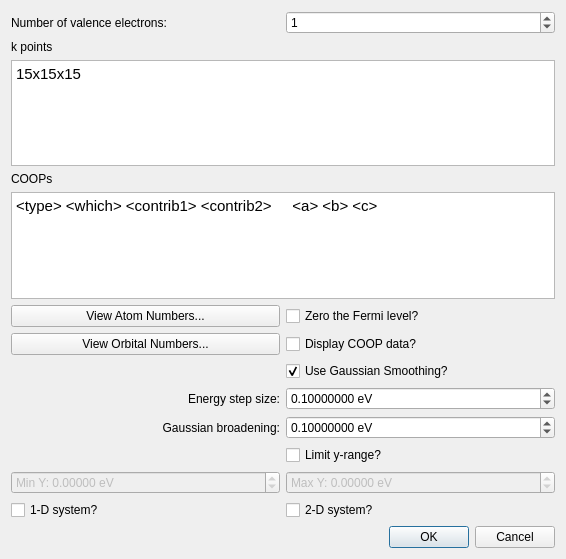
The window that libavogadro/src/extensions/yaehmop/yaehmopcoopdialog.ui (SSeBastian3/avogadro) describes before a commit, drawn with Qt 5.
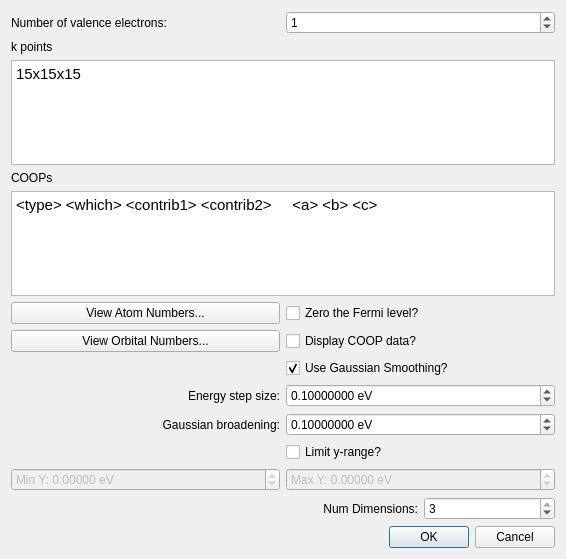
The same window after the commit.

Commit message: Use spin boxes for number of dimensions in the GUI

Patch:
```diff
--- a/libavogadro/src/extensions/yaehmop/yaehmopcoopdialog.ui
+++ b/libavogadro/src/extensions/yaehmop/yaehmopcoopdialog.ui
@@ -14,44 +14,156 @@
    <string>Yaehmop Crystal COOP</string>
   </property>
   <layout class="QGridLayout" name="gridLayout">
-   <item row="6" column="0">
-    <widget class="QLabel" name="label_5">
-     <property name="text">
-      <string>COOPs</string>
+   <item row="18" column="2">
+    <widget class="QLabel" name="label_6">
+     <property name="toolTip">
+      <string>&lt;html&gt;&lt;head/&gt;&lt;body&gt;&lt;p&gt;The number of periodic dimensions.&lt;/p&gt;&lt;p&gt;&lt;br/&gt;&lt;/p&gt;&lt;p&gt;If this is set to 1, the material will be periodic only along the A vector of the crystal.&lt;/p&gt;&lt;p&gt;&lt;br/&gt;&lt;/p&gt;&lt;p&gt;If this is set to 2, the material will be periodic along both the A and B vectors of the crystal.&lt;/p&gt;&lt;p&gt;&lt;br/&gt;&lt;/p&gt;&lt;p&gt;If this is set to 3, the material will be periodic along the A, B, and C vectors of the crystal.&lt;/p&gt;&lt;p&gt;&lt;br/&gt;&lt;/p&gt;&lt;/body&gt;&lt;/html&gt;</string>
      </property>
-    </widget>
-   </item>
-   <item row="0" column="0">
-    <widget class="QLabel" name="label">
-     <property name="layoutDirection">
-      <enum>Qt::LeftToRight</enum>
-     </property>
      <property name="text">
-      <string>Number of valence electrons:</string>
+      <string>Num Dimensions:</string>
      </property>
      <property name="alignment">
-      <set>Qt::AlignLeading|Qt::AlignLeft|Qt::AlignVCenter</set>
+      <set>Qt::AlignRight|Qt::AlignTrailing|Qt::AlignVCenter</set>
      </property>
     </widget>
    </item>
-   <item row="3" column="0">
+   <item row="18" column="3">
+    <widget class="QSpinBox" name="spin_numDim">
+     <property name="toolTip">
+      <string>&lt;html&gt;&lt;head/&gt;&lt;body&gt;&lt;p&gt;The number of periodic dimensions.&lt;/p&gt;&lt;p&gt;&lt;br/&gt;&lt;/p&gt;&lt;p&gt;If this is set to 1, the material will be periodic only along the A vector of the crystal.&lt;/p&gt;&lt;p&gt;&lt;br/&gt;&lt;/p&gt;&lt;p&gt;If this is set to 2, the material will be periodic along both the A and B vectors of the crystal.&lt;/p&gt;&lt;p&gt;&lt;br/&gt;&lt;/p&gt;&lt;p&gt;If this is set to 3, the material will be periodic along the A, B, and C vectors of the crystal.&lt;/p&gt;&lt;p&gt;&lt;br/&gt;&lt;/p&gt;&lt;/body&gt;&lt;/html&gt;</string>
+     </property>
+     <property name="minimum">
+      <number>1</number>
+     </property>
+     <property name="maximum">
+      <number>3</number>
+     </property>
+     <property name="value">
+      <number>3</number>
+     </property>
+    </widget>
+   </item>
+   <item row="8" column="0" colspan="2">
+    <widget class="QPushButton" name="push_viewAtomNumbers">
+     <property name="text">
+      <string>View Atom Numbers...</string>
+     </property>
+    </widget>
+   </item>
+   <item row="3" column="0" colspan="4">
     <widget class="QLabel" name="label_2">
      <property name="text">
       <string>k points</string>
      </property>
     </widget>
    </item>
-   <item row="12" column="0">
-    <widget class="QLabel" name="label_3">
+   <item row="9" column="2" colspan="2">
+    <widget class="QCheckBox" name="cb_displayData">
+     <property name="toolTip">
+      <string>&lt;html&gt;&lt;head/&gt;&lt;body&gt;&lt;p&gt;Whether or not to display the density of states data in a&lt;/p&gt;&lt;p&gt;pop-up box after the calculation finishes.&lt;/p&gt;&lt;p&gt;&lt;br/&gt;&lt;/p&gt;&lt;p&gt;Data may be copied and pasted into a separate file.&lt;/p&gt;&lt;p&gt;Default: off&lt;/p&gt;&lt;/body&gt;&lt;/html&gt;</string>
+     </property>
      <property name="text">
-      <string>Energy step size:</string>
+      <string>Display COOP data?</string>
      </property>
+    </widget>
+   </item>
+   <item row="7" column="0" colspan="4">
+    <widget class="QTextEdit" name="edit_coops">
+     <property name="toolTip">
+      <string>&lt;html&gt;&lt;head/&gt;&lt;body&gt;&lt;p&gt;COOPS should be entered as follows:&lt;/p&gt;&lt;p&gt;&lt;br/&gt;&amp;lt;type&amp;gt; &amp;lt;coopNumber&amp;gt; &amp;lt;contrib1&amp;gt; &amp;lt;contrib2&amp;gt; &amp;lt;a&amp;gt; &amp;lt;b&amp;gt; &amp;lt;c&amp;gt;&lt;br/&gt;&lt;/p&gt;&lt;p&gt;where &amp;lt;type&amp;gt; is atom, orbital, fmo, or h-atom, h-orbital, h-fmo (the h stands for Hamiltonian).&lt;/p&gt;&lt;p&gt;Every COOP with the same coopNumber will be averaged together.&lt;/p&gt;&lt;p&gt;contrib is the number of the contributor. For example, if the type is 'atom', then &amp;lt;contrib&amp;gt; would be the atom's index number.&lt;/p&gt;&lt;p&gt;&amp;lt;a&amp;gt; &amp;lt;b&amp;gt; &amp;lt;c&amp;gt; should be set to 0 0 0 if you wish to measure the interaction between atoms within a single unit cell. Non-zero numbers tell it that the second atom/orbital should belong to a neighboring cell. If the COOP line is the following:&lt;/p&gt;&lt;p&gt;atom 1 1 2 1 0 0&lt;/p&gt;&lt;p&gt;Then it will use atom 1 from the unit cell and atom 2 from the neighboring cell in the 'a' direction.&lt;/p&gt;&lt;p&gt;See the YAeHMOP manual for more details.&lt;/p&gt;&lt;p&gt;&lt;br/&gt;&lt;/p&gt;&lt;/body&gt;&lt;/html&gt;</string>
+     </property>
+     <property name="html">
+      <string>&lt;!DOCTYPE HTML PUBLIC &quot;-//W3C//DTD HTML 4.0//EN&quot; &quot;http://www.w3.org/TR/REC-html40/strict.dtd&quot;&gt;
+&lt;html&gt;&lt;head&gt;&lt;meta name=&quot;qrichtext&quot; content=&quot;1&quot; /&gt;&lt;style type=&quot;text/css&quot;&gt;
+p, li { white-space: pre-wrap; }
+&lt;/style&gt;&lt;/head&gt;&lt;body style=&quot; font-family:'Ubuntu'; font-size:11pt; font-weight:400; font-style:normal;&quot;&gt;
+&lt;p style=&quot; margin-top:0px; margin-bottom:0px; margin-left:0px; margin-right:0px; -qt-block-indent:0; text-indent:0px;&quot;&gt;&amp;lt;type&amp;gt; &amp;lt;which&amp;gt; &amp;lt;contrib1&amp;gt; &amp;lt;contrib2&amp;gt;     &amp;lt;a&amp;gt; &amp;lt;b&amp;gt; &amp;lt;c&amp;gt;&lt;/p&gt;&lt;/body&gt;&lt;/html&gt;</string>
+     </property>
+    </widget>
+   </item>
+   <item row="5" column="0" colspan="4">
+    <widget class="QTextEdit" name="edit_kpoints">
+     <property name="toolTip">
+      <string>&lt;html&gt;&lt;head/&gt;&lt;body&gt;&lt;p&gt;Enter the k-points for the calculation in a grid format as follows:&lt;/p&gt;&lt;p&gt;&amp;lt;l&amp;gt;x&amp;lt;m&amp;gt;x&amp;lt;n&amp;gt;&lt;/p&gt;&lt;p&gt;where l, m, and n are integers. For example, 5x5x5 would be a grid with 5 elements in every direction. You may also enter k-points in the following format:&lt;/p&gt;&lt;p&gt;&amp;lt;x&amp;gt; &amp;lt;y&amp;gt; &amp;lt;z&amp;gt; &amp;lt;weight&amp;gt;&lt;/p&gt;&lt;p&gt;where x, y, and z are the three dimensional coordinates of the k-point in reciprocal space, and the weight is the weight of the k-point. &lt;/p&gt;&lt;p&gt;More k-points will result in a more accurate calculation. However, your computer may shut down the process if it uses up too much memory.&lt;/p&gt;&lt;p&gt;Please note that the orientation of your cell may have an effect on the locations of these reciprocal space points.&lt;/p&gt;&lt;p&gt;Default: 15x15x15&lt;/p&gt;&lt;/body&gt;&lt;/html&gt;</string>
+     </property>
+     <property name="html">
+      <string>&lt;!DOCTYPE HTML PUBLIC &quot;-//W3C//DTD HTML 4.0//EN&quot; &quot;http://www.w3.org/TR/REC-html40/strict.dtd&quot;&gt;
+&lt;html&gt;&lt;head&gt;&lt;meta name=&quot;qrichtext&quot; content=&quot;1&quot; /&gt;&lt;style type=&quot;text/css&quot;&gt;
+p, li { white-space: pre-wrap; }
+&lt;/style&gt;&lt;/head&gt;&lt;body style=&quot; font-family:'Ubuntu'; font-size:11pt; font-weight:400; font-style:normal;&quot;&gt;
+&lt;p style=&quot; margin-top:0px; margin-bottom:0px; margin-left:0px; margin-right:0px; -qt-block-indent:0; text-indent:0px;&quot;&gt;15x15x15&lt;/p&gt;&lt;/body&gt;&lt;/html&gt;</string>
+     </property>
+    </widget>
+   </item>
+   <item row="9" column="0" colspan="2">
+    <widget class="QPushButton" name="push_viewOrbitalNumbers">
+     <property name="text">
+      <string>View Orbital Numbers...</string>
+     </property>
+    </widget>
+   </item>
+   <item row="0" column="0" colspan="2">
+    <widget class="QLabel" name="label">
+     <property name="layoutDirection">
+      <enum>Qt::LeftToRight</enum>
+     </property>
+     <property name="text">
+      <string>Number of valence electrons:</string>
+     </property>
      <property name="alignment">
-      <set>Qt::AlignRight|Qt::AlignTrailing|Qt::AlignVCenter</set>
+      <set>Qt::AlignLeading|Qt::AlignLeft|Qt::AlignVCenter</set>
      </property>
     </widget>
    </item>
-   <item row="0" column="1">
+   <item row="8" column="2" colspan="2">
+    <widget class="QCheckBox" name="cb_zeroFermi">
+     <property name="toolTip">
+      <string>&lt;html&gt;&lt;head/&gt;&lt;body&gt;&lt;p&gt;Subtracts the Fermi energy from all other energies so that the Fermi energy is set to be zero.&lt;/p&gt;&lt;p&gt;Default: off&lt;/p&gt;&lt;/body&gt;&lt;/html&gt;</string>
+     </property>
+     <property name="text">
+      <string>Zero the Fermi level?</string>
+     </property>
+    </widget>
+   </item>
+   <item row="12" column="2" colspan="2">
+    <widget class="QDoubleSpinBox" name="spin_energyStep">
+     <property name="toolTip">
+      <string>&lt;html&gt;&lt;head/&gt;&lt;body&gt;&lt;p&gt;The energy step size for Gaussian smoothing. &lt;/p&gt;&lt;p&gt;Default: 0.1&lt;/p&gt;&lt;/body&gt;&lt;/html&gt;</string>
+     </property>
+     <property name="layoutDirection">
+      <enum>Qt::LeftToRight</enum>
+     </property>
+     <property name="alignment">
+      <set>Qt::AlignLeading|Qt::AlignLeft|Qt::AlignVCenter</set>
+     </property>
+     <property name="prefix">
+      <string/>
+     </property>
+     <property name="suffix">
+      <string> eV</string>
+     </property>
+     <property name="decimals">
+      <number>8</number>
+     </property>
+     <property name="maximum">
+      <double>10000.000000000000000</double>
+     </property>
+     <property name="singleStep">
+      <double>0.100000000000000</double>
+     </property>
+     <property name="value">
+      <double>0.100000000000000</double>
+     </property>
+    </widget>
+   </item>
+   <item row="6" column="0" colspan="4">
+    <widget class="QLabel" name="label_5">
+     <property name="text">
+      <string>COOPs</string>
+     </property>
+    </widget>
+   </item>
+   <item row="0" column="2" colspan="2">
     <widget class="QSpinBox" name="spin_numValElectrons">
      <property name="toolTip">
       <string>&lt;html&gt;&lt;head/&gt;&lt;body&gt;&lt;p&gt;Enter the number of k-points that will be connecting the special k-points. More of these k-points will smooth out the graph, but the calculation may take longer.&lt;/p&gt;&lt;/body&gt;&lt;/html&gt;</string>
@@ -73,31 +185,17 @@
      </property>
     </widget>
    </item>
-   <item row="5" column="0" colspan="2">
-    <widget class="QTextEdit" name="edit_kpoints">
-     <property name="toolTip">
-      <string>&lt;html&gt;&lt;head/&gt;&lt;body&gt;&lt;p&gt;Enter the k-points for the calculation in a grid format as follows:&lt;/p&gt;&lt;p&gt;&amp;lt;l&amp;gt;x&amp;lt;m&amp;gt;x&amp;lt;n&amp;gt;&lt;/p&gt;&lt;p&gt;where l, m, and n are integers. For example, 5x5x5 would be a grid with 5 elements in every direction. You may also enter k-points in the following format:&lt;/p&gt;&lt;p&gt;&amp;lt;x&amp;gt; &amp;lt;y&amp;gt; &amp;lt;z&amp;gt; &amp;lt;weight&amp;gt;&lt;/p&gt;&lt;p&gt;where x, y, and z are the three dimensional coordinates of the k-point in reciprocal space, and the weight is the weight of the k-point. &lt;/p&gt;&lt;p&gt;More k-points will result in a more accurate calculation. However, your computer may shut down the process if it uses up too much memory.&lt;/p&gt;&lt;p&gt;Please note that the orientation of your cell may have an effect on the locations of these reciprocal space points.&lt;/p&gt;&lt;p&gt;Default: 15x15x15&lt;/p&gt;&lt;/body&gt;&lt;/html&gt;</string>
-     </property>
-     <property name="html">
-      <string>&lt;!DOCTYPE HTML PUBLIC &quot;-//W3C//DTD HTML 4.0//EN&quot; &quot;http://www.w3.org/TR/REC-html40/strict.dtd&quot;&gt;
-&lt;html&gt;&lt;head&gt;&lt;meta name=&quot;qrichtext&quot; content=&quot;1&quot; /&gt;&lt;style type=&quot;text/css&quot;&gt;
-p, li { white-space: pre-wrap; }
-&lt;/style&gt;&lt;/head&gt;&lt;body style=&quot; font-family:'Ubuntu'; font-size:11pt; font-weight:400; font-style:normal;&quot;&gt;
-&lt;p style=&quot; margin-top:0px; margin-bottom:0px; margin-left:0px; margin-right:0px; -qt-block-indent:0; text-indent:0px;&quot;&gt;15x15x15&lt;/p&gt;&lt;/body&gt;&lt;/html&gt;</string>
-     </property>
-    </widget>
-   </item>
-   <item row="13" column="0">
-    <widget class="QLabel" name="label_4">
+   <item row="12" column="0" colspan="2">
+    <widget class="QLabel" name="label_3">
      <property name="text">
-      <string>Gaussian broadening:</string>
+      <string>Energy step size:</string>
      </property>
      <property name="alignment">
       <set>Qt::AlignRight|Qt::AlignTrailing|Qt::AlignVCenter</set>
      </property>
     </widget>
    </item>
-   <item row="10" column="1">
+   <item row="10" column="2" colspan="2">
     <widget class="QCheckBox" name="cb_useSmoothing">
      <property name="toolTip">
       <string>&lt;html&gt;&lt;head/&gt;&lt;body&gt;&lt;p&gt;Whether or not to use Gaussian smoothing to smooth the data.&lt;/p&gt;&lt;p&gt;&lt;br/&gt;&lt;/p&gt;&lt;p&gt;Smoothing is typically performed for density of states data.&lt;/p&gt;&lt;p&gt;Default: on&lt;/p&gt;&lt;/body&gt;&lt;/html&gt;</string>
@@ -110,38 +208,7 @@
      </property>
     </widget>
    </item>
-   <item row="12" column="1">
-    <widget class="QDoubleSpinBox" name="spin_energyStep">
-     <property name="toolTip">
-      <string>&lt;html&gt;&lt;head/&gt;&lt;body&gt;&lt;p&gt;The energy step size for Gaussian smoothing. &lt;/p&gt;&lt;p&gt;Default: 0.1&lt;/p&gt;&lt;/body&gt;&lt;/html&gt;</string>
-     </property>
-     <property name="layoutDirection">
-      <enum>Qt::LeftToRight</enum>
-     </property>
-     <property name="alignment">
-      <set>Qt::AlignLeading|Qt::AlignLeft|Qt::AlignVCenter</set>
-     </property>
-     <property name="prefix">
-      <string/>
-     </property>
-     <property name="suffix">
-      <string> eV</string>
-     </property>
-     <property name="decimals">
-      <number>8</number>
-     </property>
-     <property name="maximum">
-      <double>10000.000000000000000</double>
-     </property>
-     <property name="singleStep">
-      <double>0.100000000000000</double>
-     </property>
-     <property name="value">
-      <double>0.100000000000000</double>
-     </property>
-    </widget>
-   </item>
-   <item row="13" column="1">
+   <item row="13" column="2" colspan="2">
     <widget class="QDoubleSpinBox" name="spin_broadening">
      <property name="toolTip">
       <string>&lt;html&gt;&lt;head/&gt;&lt;body&gt;&lt;p&gt;Gaussian broadening for Gaussian smoothing. The Gaussian broadening is the standard deviation.&lt;/p&gt;&lt;p&gt;Default: 0.1&lt;/p&gt;&lt;/body&gt;&lt;/html&gt;</string>
@@ -166,7 +233,71 @@
      </property>
     </widget>
    </item>
-   <item row="19" column="0" colspan="2">
+   <item row="13" column="0" colspan="2">
+    <widget class="QLabel" name="label_4">
+     <property name="text">
+      <string>Gaussian broadening:</string>
+     </property>
+     <property name="alignment">
+      <set>Qt::AlignRight|Qt::AlignTrailing|Qt::AlignVCenter</set>
+     </property>
+    </widget>
+   </item>
+   <item row="14" column="2" colspan="2">
+    <widget class="QCheckBox" name="cb_limitY">
+     <property name="toolTip">
+      <string>&lt;html&gt;&lt;head/&gt;&lt;body&gt;&lt;p&gt;Limit the y-range?&lt;/p&gt;&lt;p&gt;&lt;br/&gt;&lt;/p&gt;&lt;p&gt;Default: off&lt;/p&gt;&lt;/body&gt;&lt;/html&gt;</string>
+     </property>
+     <property name="text">
+      <string>Limit y-range?</string>
+     </property>
+    </widget>
+   </item>
+   <item row="17" column="2" colspan="2">
+    <widget class="QDoubleSpinBox" name="spin_maxY">
+     <property name="enabled">
+      <bool>false</bool>
+     </property>
+     <property name="prefix">
+      <string>Max Y: </string>
+     </property>
+     <property name="suffix">
+      <string> eV</string>
+     </property>
+     <property name="decimals">
+      <number>5</number>
+     </property>
+     <property name="minimum">
+      <double>-10000.000000000000000</double>
+     </property>
+     <property name="maximum">
+      <double>10000.000000000000000</double>
+     </property>
+    </widget>
+   </item>
+   <item row="17" column="0" colspan="2">
+    <widget class="QDoubleSpinBox" name="spin_minY">
+     <property name="enabled">
+      <bool>false</bool>
+     </property>
+     <property name="prefix">
+      <string>Min Y: </string>
+     </property>
+     <property name="suffix">
+      <string> eV</string>
+     </property>
+     <property name="decimals">
+      <number>5</number>
+     </property>
+     <property name="minimum">
+      <double>-10000.000000000000000</double>
+     </property>
+     <property name="maximum">
+      <double>10000.000000000000000</double>
+     </property>
+    </widget>
+   </item>
+   <item row="19" column="0" colspan="4">
     <widget class="QDialogButtonBox" name="buttonBox">
      <property name="orientation">
       <enum>Qt::Horizontal</enum>
@@ -176,128 +307,6 @@
      </property>
     </widget>
    </item>
-   <item row="17" column="1">
-    <widget class="QDoubleSpinBox" name="spin_maxY">
-     <property name="enabled">
-      <bool>false</bool>
-     </property>
-     <property name="prefix">
-      <string>Max Y: </string>
-     </property>
-     <property name="suffix">
-      <string> eV</string>
-     </property>
-     <property name="decimals">
-      <number>5</number>
-     </property>
-     <property name="minimum">
-      <double>-10000.000000000000000</double>
-     </property>
-     <property name="maximum">
-      <double>10000.000000000000000</double>
-     </property>
-    </widget>
-   </item>
-   <item row="9" column="1">
-    <widget class="QCheckBox" name="cb_displayData">
-     <property name="toolTip">
-      <string>&lt;html&gt;&lt;head/&gt;&lt;body&gt;&lt;p&gt;Whether or not to display the density of states data in a&lt;/p&gt;&lt;p&gt;pop-up box after the calculation finishes.&lt;/p&gt;&lt;p&gt;&lt;br/&gt;&lt;/p&gt;&lt;p&gt;Data may be copied and pasted into a separate file.&lt;/p&gt;&lt;p&gt;Default: off&lt;/p&gt;&lt;/body&gt;&lt;/html&gt;</string>
-     </property>
-     <property name="text">
-      <string>Display COOP data?</string>
-     </property>
-    </widget>
-   </item>
-   <item row="17" column="0">
-    <widget class="QDoubleSpinBox" name="spin_minY">
-     <property name="enabled">
-      <bool>false</bool>
-     </property>
-     <property name="prefix">
-      <string>Min Y: </string>
-     </property>
-     <property name="suffix">
-      <string> eV</string>
-     </property>
-     <property name="decimals">
-      <number>5</number>
-     </property>
-     <property name="minimum">
-      <double>-10000.000000000000000</double>
-     </property>
-     <property name="maximum">
-      <double>10000.000000000000000</double>
-     </property>
-    </widget>
-   </item>
-   <item row="8" column="1">
-    <widget class="QCheckBox" name="cb_zeroFermi">
-     <property name="toolTip">
-      <string>&lt;html&gt;&lt;head/&gt;&lt;body&gt;&lt;p&gt;Subtracts the Fermi energy from all other energies so that the Fermi energy is set to be zero.&lt;/p&gt;&lt;p&gt;Default: off&lt;/p&gt;&lt;/body&gt;&lt;/html&gt;</string>
-     </property>
-     <property name="text">
-      <string>Zero the Fermi level?</string>
-     </property>
-    </widget>
-   </item>
-   <item row="14" column="1">
-    <widget class="QCheckBox" name="cb_limitY">
-     <property name="toolTip">
-      <string>&lt;html&gt;&lt;head/&gt;&lt;body&gt;&lt;p&gt;Limit the y-range?&lt;/p&gt;&lt;p&gt;&lt;br/&gt;&lt;/p&gt;&lt;p&gt;Default: off&lt;/p&gt;&lt;/body&gt;&lt;/html&gt;</string>
-     </property>
-     <property name="text">
-      <string>Limit y-range?</string>
-     </property>
-    </widget>
-   </item>
-   <item row="7" column="0" colspan="2">
-    <widget class="QTextEdit" name="edit_coops">
-     <property name="toolTip">
-      <string>&lt;html&gt;&lt;head/&gt;&lt;body&gt;&lt;p&gt;COOPS should be entered as follows:&lt;/p&gt;&lt;p&gt;&lt;br/&gt;&amp;lt;type&amp;gt; &amp;lt;coopNumber&amp;gt; &amp;lt;contrib1&amp;gt; &amp;lt;contrib2&amp;gt; &amp;lt;a&amp;gt; &amp;lt;b&amp;gt; &amp;lt;c&amp;gt;&lt;br/&gt;&lt;/p&gt;&lt;p&gt;where &amp;lt;type&amp;gt; is atom, orbital, fmo, or h-atom, h-orbital, h-fmo (the h stands for Hamiltonian).&lt;/p&gt;&lt;p&gt;Every COOP with the same coopNumber will be averaged together.&lt;/p&gt;&lt;p&gt;contrib is the number of the contributor. For example, if the type is 'atom', then &amp;lt;contrib&amp;gt; would be the atom's index number.&lt;/p&gt;&lt;p&gt;&amp;lt;a&amp;gt; &amp;lt;b&amp;gt; &amp;lt;c&amp;gt; should be set to 0 0 0 if you wish to measure the interaction between atoms within a single unit cell. Non-zero numbers tell it that the second atom/orbital should belong to a neighboring cell. If the COOP line is the following:&lt;/p&gt;&lt;p&gt;atom 1 1 2 1 0 0&lt;/p&gt;&lt;p&gt;Then it will use atom 1 from the unit cell and atom 2 from the neighboring cell in the 'a' direction.&lt;/p&gt;&lt;p&gt;See the YAeHMOP manual for more details.&lt;/p&gt;&lt;p&gt;&lt;br/&gt;&lt;/p&gt;&lt;/body&gt;&lt;/html&gt;</string>
-     </property>
-     <property name="html">
-      <string>&lt;!DOCTYPE HTML PUBLIC &quot;-//W3C//DTD HTML 4.0//EN&quot; &quot;http://www.w3.org/TR/REC-html40/strict.dtd&quot;&gt;
-&lt;html&gt;&lt;head&gt;&lt;meta name=&quot;qrichtext&quot; content=&quot;1&quot; /&gt;&lt;style type=&quot;text/css&quot;&gt;
-p, li { white-space: pre-wrap; }
-&lt;/style&gt;&lt;/head&gt;&lt;body style=&quot; font-family:'Ubuntu'; font-size:11pt; font-weight:400; font-style:normal;&quot;&gt;
-&lt;p style=&quot; margin-top:0px; margin-bottom:0px; margin-left:0px; margin-right:0px; -qt-block-indent:0; text-indent:0px;&quot;&gt;&amp;lt;type&amp;gt; &amp;lt;which&amp;gt; &amp;lt;contrib1&amp;gt; &amp;lt;contrib2&amp;gt;     &amp;lt;a&amp;gt; &amp;lt;b&amp;gt; &amp;lt;c&amp;gt;&lt;/p&gt;&lt;/body&gt;&lt;/html&gt;</string>
-     </property>
-    </widget>
-   </item>
-   <item row="18" column="0">
-    <widget class="QCheckBox" name="cb_1DSystem">
-     <property name="toolTip">
-      <string>&lt;html&gt;&lt;head/&gt;&lt;body&gt;&lt;p&gt;If this box is checked, periodicity will only be along the A lattice vector.&lt;/p&gt;&lt;/body&gt;&lt;/html&gt;</string>
-     </property>
-     <property name="text">
-      <string>1-D system?</string>
-     </property>
-    </widget>
-   </item>
-   <item row="18" column="1">
-    <widget class="QCheckBox" name="cb_2DSystem">
-     <property name="toolTip">
-      <string>&lt;html&gt;&lt;head/&gt;&lt;body&gt;&lt;p&gt;If this box is checked, periodicity will only be along the A and B lattice vectors.&lt;/p&gt;&lt;/body&gt;&lt;/html&gt;</string>
-     </property>
-     <property name="text">
-      <string>2-D system?</string>
-     </property>
-    </widget>
-   </item>
-   <item row="8" column="0">
-    <widget class="QPushButton" name="push_viewAtomNumbers">
-     <property name="text">
-      <string>View Atom Numbers...</string>
-     </property>
-    </widget>
-   </item>
-   <item row="9" column="0">
-    <widget class="QPushButton" name="push_viewOrbitalNumbers">
-     <property name="text">
-      <string>View Orbital Numbers...</string>
-     </property>
-    </widget>
-   </item>
   </layout>
  </widget>
  <tabstops>
```
Left out of the diff: 40 changed lines with no effect on the pictures. The commit also changes 7 other files.
